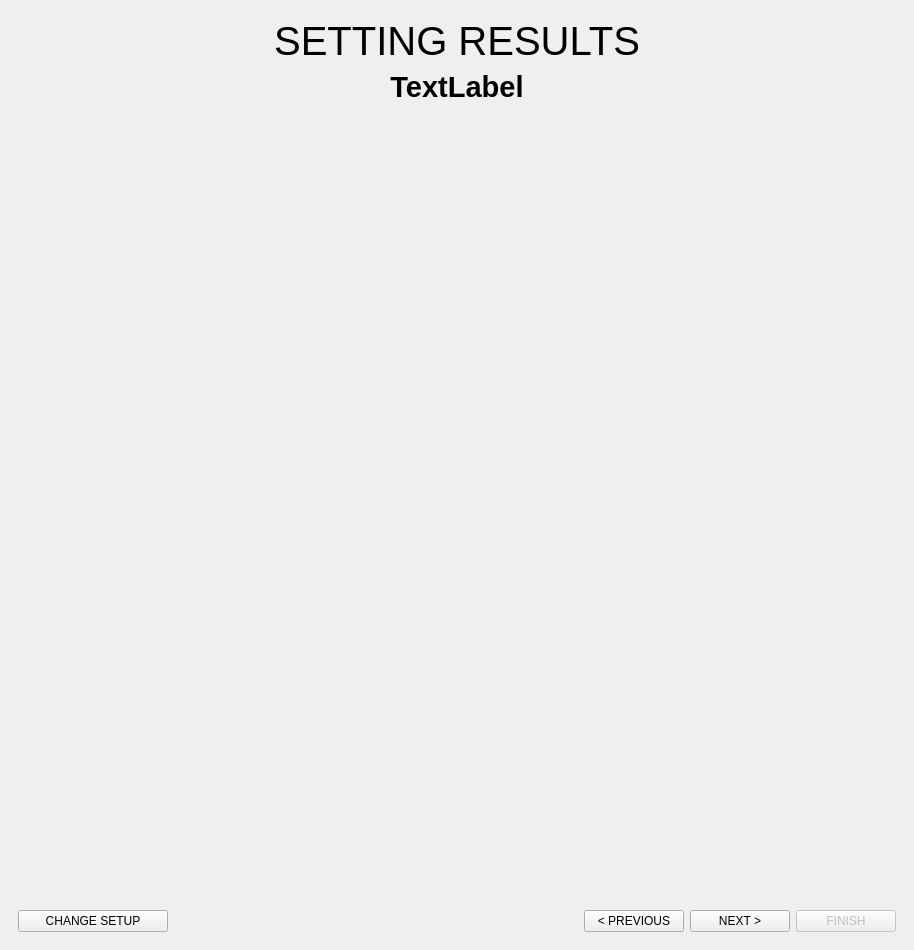
Before: the Qt Designer form qt_interface/mainwindow.ui in wprzyby/FS-Competition-Simulator, drawn with Qt 5.
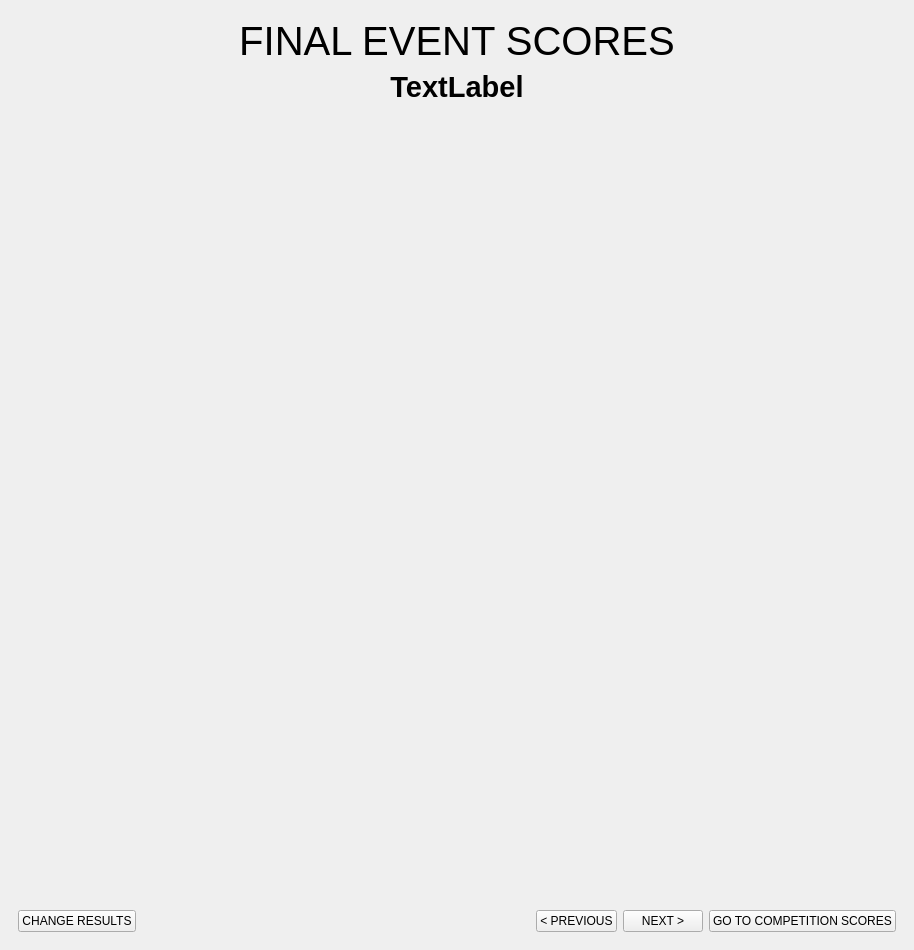
After: the same form once the commit is applied. Custom widgets are drawn as their Qt base class.

Commit message:
Initial working version of calculating scores in events
- App is able to show scoring from multiple teams in multiple events
- Buttons to change results don't work yet and no final competition classification
- Known problem: calculations don't work without university name and team number

For: #23

Diff of the .ui file:
```diff
--- a/qt_interface/mainwindow.ui
+++ b/qt_interface/mainwindow.ui
@@ -18,7 +18,7 @@
     <item row="0" column="0">
      <widget class="QStackedWidget" name="baseStack">
       <property name="currentIndex">
-       <number>2</number>
+       <number>3</number>
       </property>
       <widget class="QWidget" name="page">
        <layout class="QGridLayout" name="gridLayout">
@@ -797,6 +797,106 @@
         </item>
        </layout>
       </widget>
+      <widget class="QWidget" name="page_4">
+       <layout class="QGridLayout" name="gridLayout_6">
+        <item row="0" column="0">
+         <layout class="QVBoxLayout" name="verticalLayout_7">
+          <item>
+           <widget class="QLabel" name="labelEventScores">
+            <property name="font">
+             <font>
+              <pointsize>30</pointsize>
+             </font>
+            </property>
+            <property name="text">
+             <string>FINAL EVENT SCORES</string>
+            </property>
+            <property name="alignment">
+             <set>Qt::AlignCenter</set>
+            </property>
+           </widget>
+          </item>
+          <item>
+           <widget class="QLabel" name="labelEventShowingScores">
+            <property name="font">
+             <font>
+              <pointsize>22</pointsize>
+              <bold>true</bold>
+             </font>
+            </property>
+            <property name="text">
+             <string>TextLabel</string>
+            </property>
+            <property name="alignment">
+             <set>Qt::AlignCenter</set>
+            </property>
+           </widget>
+          </item>
+          <item>
+           <widget class="ScoresShowingWidget" name="widgetScoresShowing" native="true"/>
+          </item>
+          <item>
+           <spacer name="verticalSpacer_5">
+            <property name="orientation">
+             <enum>Qt::Vertical</enum>
+            </property>
+            <property name="sizeHint" stdset="0">
+             <size>
+              <width>20</width>
+              <height>40</height>
+             </size>
+            </property>
+           </spacer>
+          </item>
+          <item>
+           <layout class="QHBoxLayout" name="horizontalLayout_9">
+            <item>
+             <widget class="QPushButton" name="pushButtonChangeResults">
+              <property name="text">
+               <string>CHANGE RESULTS</string>
+              </property>
+             </widget>
+            </item>
+            <item>
+             <spacer name="horizontalSpacer_9">
+              <property name="orientation">
+               <enum>Qt::Horizontal</enum>
+              </property>
+              <property name="sizeHint" stdset="0">
+               <size>
+                <width>40</width>
+                <height>20</height>
+               </size>
+              </property>
+             </spacer>
+            </item>
+            <item>
+             <widget class="QPushButton" name="pushButtonEventScoresPrevious">
+              <property name="text">
+               <string>&lt; PREVIOUS</string>
+              </property>
+             </widget>
+            </item>
+            <item>
+             <widget class="QPushButton" name="pushButtonEventScoresNext">
+              <property name="text">
+               <string>NEXT &gt;</string>
+              </property>
+             </widget>
+            </item>
+            <item>
+             <widget class="QPushButton" name="pushButtonShowCompetitionScores">
+              <property name="text">
+               <string>GO TO COMPETITION SCORES</string>
+              </property>
+             </widget>
+            </item>
+           </layout>
+          </item>
+         </layout>
+        </item>
+       </layout>
+      </widget>
      </widget>
     </item>
    </layout>
@@ -809,6 +909,12 @@
    <header location="global">qt_interface/ResultSettingWidget.h</header>
    <container>1</container>
   </customwidget>
+  <customwidget>
+   <class>ScoresShowingWidget</class>
+   <extends>QWidget</extends>
+   <header>qt_interface/ScoresShowingWidget.h</header>
+   <container>1</container>
+  </customwidget>
  </customwidgets>
  <resources/>
  <connections/>
```
The commit also changes 22 other files.
